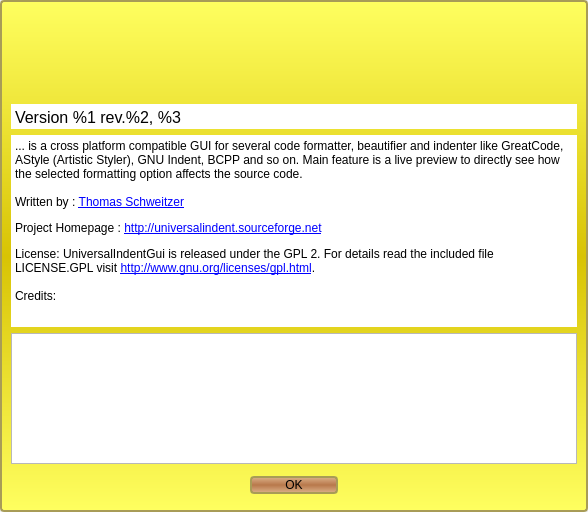
The window that src/AboutDialog.ui (danblakemore/universal-indent-gui) describes before a commit, drawn with Qt 5.
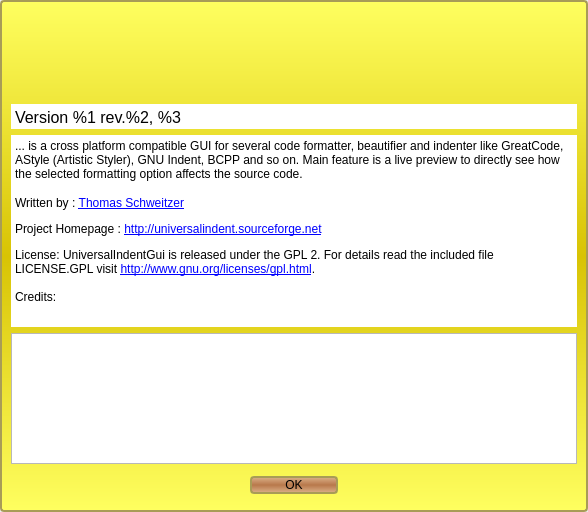
The same window after the commit. Icons and pictures are not drawn.

Commit message: Updated the ui files using the Qt Designer version 4.5.0

```diff
--- a/src/AboutDialog.ui
+++ b/src/AboutDialog.ui
@@ -115,17 +115,17 @@
         <property name="verticalScrollBarPolicy" >
          <enum>Qt::ScrollBarAlwaysOff</enum>
         </property>
-        <property name="html" >
-         <string>&lt;!DOCTYPE HTML PUBLIC "-//W3C//DTD HTML 4.0//EN" "http://www.w3.org/TR/REC-html40/strict.dtd">
-&lt;html>&lt;head>&lt;meta name="qrichtext" content="1" />&lt;style type="text/css">
+        <property name="html">
+         <string>&lt;!DOCTYPE HTML PUBLIC &quot;-//W3C//DTD HTML 4.0//EN&quot; &quot;http://www.w3.org/TR/REC-html40/strict.dtd&quot;&gt;
+&lt;html&gt;&lt;head&gt;&lt;meta name=&quot;qrichtext&quot; content=&quot;1&quot; /&gt;&lt;style type=&quot;text/css&quot;&gt;
 p, li { white-space: pre-wrap; }
-&lt;/style>&lt;/head>&lt;body style=" font-family:'MS Shell Dlg 2'; font-size:8.25pt; font-weight:400; font-style:normal;">
-&lt;p style=" margin-top:0px; margin-bottom:0px; margin-left:0px; margin-right:0px; -qt-block-indent:0; text-indent:0px; font-family:'Sans Serif'; font-size:9pt;">&lt;span style=" font-family:'MS Shell Dlg 2';">... is a cross platform compatible GUI for several code formatter, beautifier and indenter like GreatCode, AStyle (Artistic Styler), GNU Indent, BCPP and so on. Main feature is a live preview to directly see how the selected formatting option affects the source code.&lt;/span>&lt;/p>
-&lt;p style=" margin-top:0px; margin-bottom:0px; margin-left:0px; margin-right:0px; -qt-block-indent:0; text-indent:0px; font-size:9pt;">&lt;br />Written by : &lt;a href="http://www.thomas-schweitzer.de">&lt;span style=" text-decoration: underline; color:#0000ff;">Thomas Schweitzer&lt;/span>&lt;/a>&lt;/p>
-&lt;p style=" margin-top:12px; margin-bottom:12px; margin-left:0px; margin-right:0px; -qt-block-indent:0; text-indent:0px; font-size:9pt;">Project Homepage : &lt;a href="http://universalindent.sourceforge.net">&lt;span style=" text-decoration: underline; color:#0000ff;">http://universalindent.sourceforge.net&lt;/span>&lt;/a>&lt;/p>
-&lt;p style=" margin-top:0px; margin-bottom:0px; margin-left:0px; margin-right:0px; -qt-block-indent:0; text-indent:0px; font-size:9pt;">License: UniversalIndentGui is released under the GPL 2. For details read the included file LICENSE.GPL visit &lt;a href="http://www.gnu.org/licenses/gpl.html">&lt;span style=" text-decoration: underline; color:#0000ff;">http://www.gnu.org/licenses/gpl.html&lt;/span>&lt;/a>.&lt;/p>
-&lt;p style="-qt-paragraph-type:empty; margin-top:0px; margin-bottom:0px; margin-left:0px; margin-right:0px; -qt-block-indent:0; text-indent:0px; font-size:9pt;">&lt;/p>
-&lt;p style=" margin-top:0px; margin-bottom:0px; margin-left:0px; margin-right:0px; -qt-block-indent:0; text-indent:0px; font-size:9pt;">Credits:&lt;/p>&lt;/body>&lt;/html></string>
+&lt;/style&gt;&lt;/head&gt;&lt;body style=&quot; font-family:'Sans'; font-size:10pt; font-weight:400; font-style:normal;&quot;&gt;
+&lt;p style=&quot; margin-top:0px; margin-bottom:0px; margin-left:0px; margin-right:0px; -qt-block-indent:0; text-indent:0px;&quot;&gt;&lt;span style=&quot; font-family:'MS Shell Dlg 2'; font-size:9pt;&quot;&gt;... is a cross platform compatible GUI for several code formatter, beautifier and indenter like GreatCode, AStyle (Artistic Styler), GNU Indent, BCPP and so on. Main feature is a live preview to directly see how the selected formatting option affects the source code.&lt;/span&gt;&lt;/p&gt;
+&lt;p style=&quot; margin-top:0px; margin-bottom:0px; margin-left:0px; margin-right:0px; -qt-block-indent:0; text-indent:0px;&quot;&gt;&lt;span style=&quot; font-family:'MS Shell Dlg 2'; font-size:9pt;&quot;&gt;&lt;br /&gt;Written by : &lt;/span&gt;&lt;a href=&quot;http://www.thomas-schweitzer.de&quot;&gt;&lt;span style=&quot; font-family:'MS Shell Dlg 2'; font-size:9pt; text-decoration: underline; color:#0000ff;&quot;&gt;Thomas Schweitzer&lt;/span&gt;&lt;/a&gt;&lt;/p&gt;
+&lt;p style=&quot; margin-top:12px; margin-bottom:12px; margin-left:0px; margin-right:0px; -qt-block-indent:0; text-indent:0px;&quot;&gt;&lt;span style=&quot; font-family:'MS Shell Dlg 2'; font-size:9pt;&quot;&gt;Project Homepage : &lt;/span&gt;&lt;a href=&quot;http://universalindent.sourceforge.net&quot;&gt;&lt;span style=&quot; font-family:'MS Shell Dlg 2'; font-size:9pt; text-decoration: underline; color:#0000ff;&quot;&gt;http://universalindent.sourceforge.net&lt;/span&gt;&lt;/a&gt;&lt;/p&gt;
+&lt;p style=&quot; margin-top:0px; margin-bottom:0px; margin-left:0px; margin-right:0px; -qt-block-indent:0; text-indent:0px;&quot;&gt;&lt;span style=&quot; font-family:'MS Shell Dlg 2'; font-size:9pt;&quot;&gt;License: UniversalIndentGui is released under the GPL 2. For details read the included file LICENSE.GPL visit &lt;/span&gt;&lt;a href=&quot;http://www.gnu.org/licenses/gpl.html&quot;&gt;&lt;span style=&quot; font-family:'MS Shell Dlg 2'; font-size:9pt; text-decoration: underline; color:#0000ff;&quot;&gt;http://www.gnu.org/licenses/gpl.html&lt;/span&gt;&lt;/a&gt;&lt;span style=&quot; font-family:'MS Shell Dlg 2'; font-size:9pt;&quot;&gt;.&lt;/span&gt;&lt;/p&gt;
+&lt;p style=&quot;-qt-paragraph-type:empty; margin-top:0px; margin-bottom:0px; margin-left:0px; margin-right:0px; -qt-block-indent:0; text-indent:0px; font-family:'MS Shell Dlg 2'; font-size:9pt;&quot;&gt;&lt;/p&gt;
+&lt;p style=&quot; margin-top:0px; margin-bottom:0px; margin-left:0px; margin-right:0px; -qt-block-indent:0; text-indent:0px;&quot;&gt;&lt;span style=&quot; font-family:'MS Shell Dlg 2'; font-size:9pt;&quot;&gt;Credits:&lt;/span&gt;&lt;/p&gt;&lt;/body&gt;&lt;/html&gt;</string>
         </property>
        </widget>
       </item>
```
Left out of the diff: 115 changed lines with no effect on the pictures. The commit also changes 4 other files.
